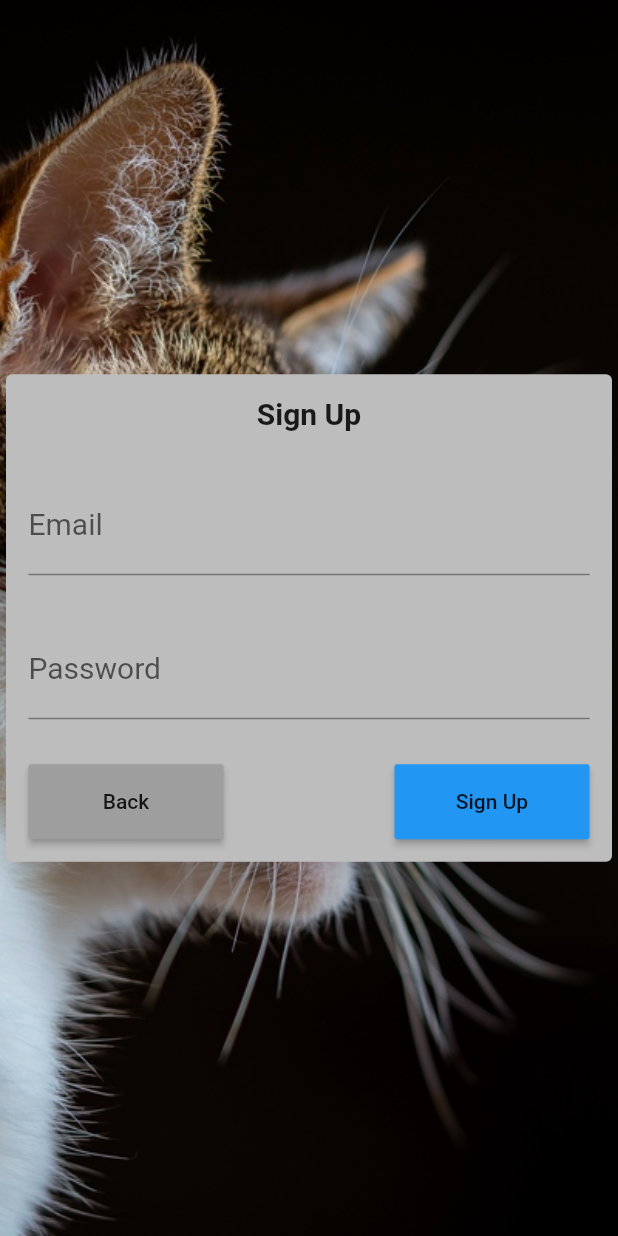
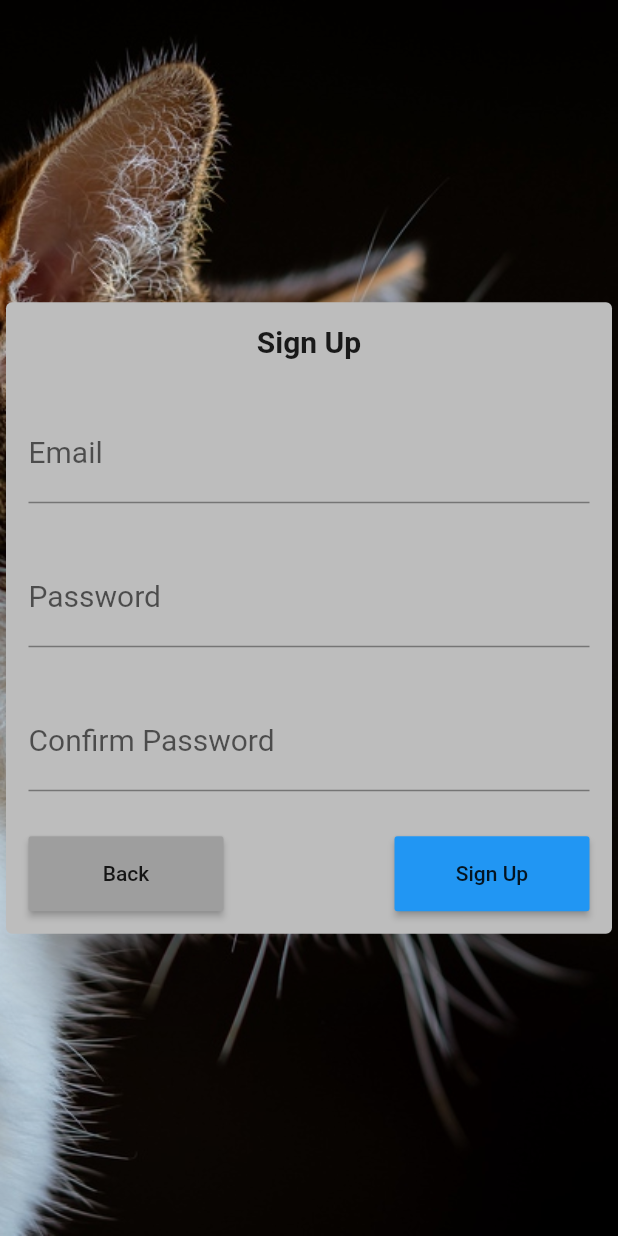
Before and after one commit to 6Niners/Purr, a Flutter app: the SignUpPage screen opened directly, on a phone screen of 412 x 824 dp. Run offline on Flutter 3.47's test engine with Material 2 defaults, Android fonts, the phone set to English and light mode, and no system bars; our stand-ins replace email_validator, firebase_auth, firebase_core, flutter_tindercard, fluttertoast, get; accounts and stored records are empty.

Commit message:
added password confirmation in signup

```diff
--- a/lib/Registration/sign_up.dart
+++ b/lib/Registration/sign_up.dart
@@ -52,7 +52,9 @@ class SignUpPageState extends State<SignUpPage> {
                                 if (!EmailValidator.validate(input)) {
                                   return 'Please type a valid Email';
                                 }
-                                return null;
+                                else{
+                                  return null;
+                                }
                               },
                               autovalidateMode: AutovalidateMode.onUserInteraction,
                               controller: _email,
@@ -70,13 +72,34 @@ class SignUpPageState extends State<SignUpPage> {
                               if (input.length < 6) {
                                 return 'Your password should be at least 6 characters';
                               }
-                              return null;
+                              else{
+                                return null;
+                              }
                             },
                             autovalidateMode: AutovalidateMode.onUserInteraction,
                             controller: _password,
                             style: TextStyle(fontSize: 20),
                             decoration: InputDecoration(
                                 labelText: 'Password'
+                            ),
+                            obscureText: true,
+                          ),
+                        ),
+                        Container(
+                          padding: EdgeInsets.all(10),
+                          margin: EdgeInsets.all(5),
+                          child: TextFormField(
+                            validator: (input) {
+                              if (input != _password.text) {
+                                return "Those passwords didn't match";
+                              }else{
+                              return null;
+                              }
+                            },
+                            autovalidateMode: AutovalidateMode.onUserInteraction,
+                            style: TextStyle(fontSize: 20),
+                            decoration: InputDecoration(
+                                labelText: 'Confirm Password'
                             ),
                             obscureText: true,
                           ),
```
